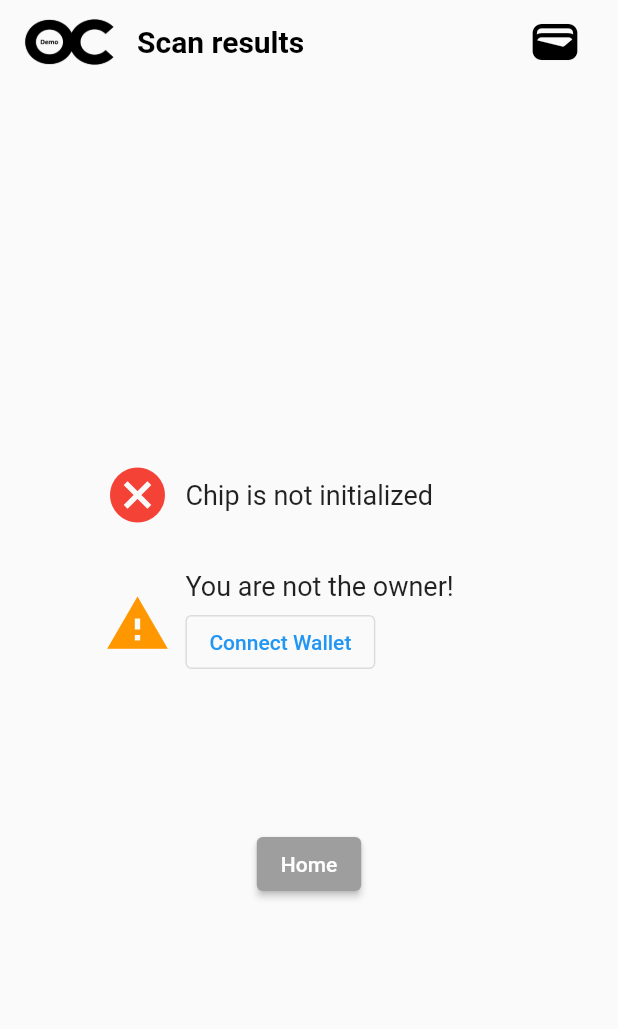
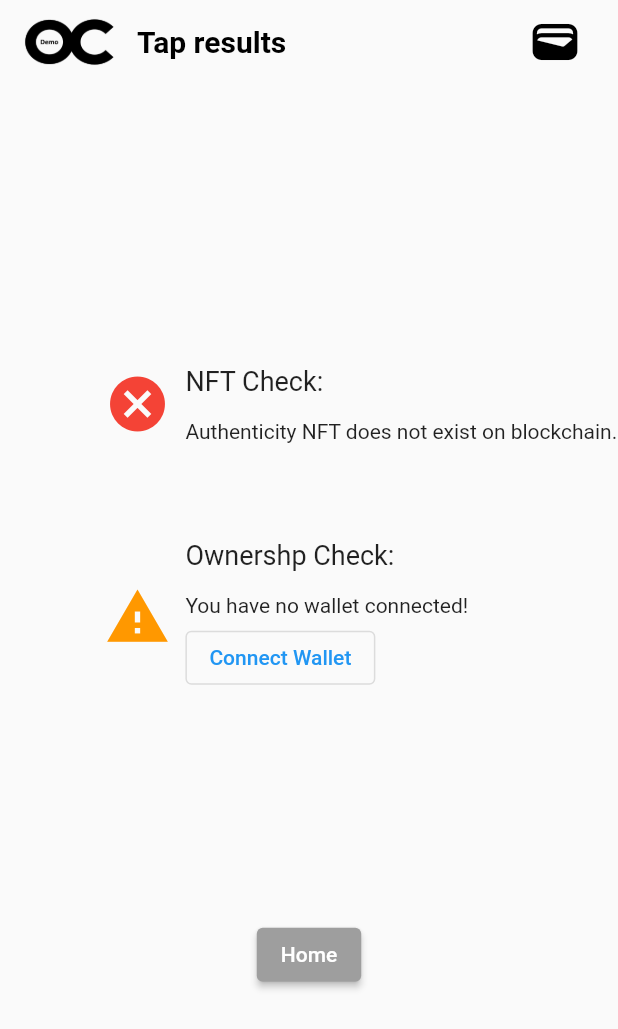
Before and after one commit to OwnerChip/oc-app, a Flutter app: the UserScanResultsScreen screen opened directly with empty values, on a phone screen of 412 x 824 dp. Shown: the top 1029 px of the screen. Run offline on Flutter 3.47's test engine with Material 2 defaults, Android fonts, the phone set to English and light mode, and no system bars; our stand-ins replace cross_file, dio, flutter_dotenv, image_picker; missing offline and left inert: nfc_manager, walletconnect_dart, walletconnect_secure_storage, web3dart.

Commit message:
implement conditional icons/texts for userscanresultsscreen

```diff
--- a/lib/screens/LoginScreen.dart
+++ b/lib/screens/LoginScreen.dart
@@ -55,8 +55,8 @@ class _LoginScreenState extends State<LoginScreen> {
               child: ElevatedButton(
                 onPressed: () => Navigator.pushNamed(
                     context, ScanningScreen.routeName,
-                    arguments: ScanningScreenArguments(
-                        '')), //TODO: Do i need to pass argument here?
+                    arguments: ScanningScreenArguments('',
+                        'Initialize Chip (1/3)')), //TODO: Do i need to pass empty string first argument here?
                 child: const Text('Initialize Chip'),
               ),
             ),
@@ -70,7 +70,8 @@ class _LoginScreenState extends State<LoginScreen> {
                 onPressed: () => Navigator.pushNamed(
                     context, ScanningScreen.routeName,
                     arguments: ScanningScreenArguments(
-                        UserScanResultsScreen.routeName)),
+                        UserScanResultsScreen.routeName,
+                        'Searching for chip...')),
                 child: const Text('Scan Item'),
               ),
             ),
--- a/lib/screens/ScanningScreen.dart
+++ b/lib/screens/ScanningScreen.dart
@@ -15,6 +15,7 @@ import 'UserScanResultsScreen.dart';
 import 'MetadataInputScreen.dart';
 import 'ChipAlreadyInitializedScreen.dart';
 import '../utils/navigation_arguments.dart';
+import '../utils/utils.dart';
 import '../nfc/commands.dart';
 import '../web3/web3.services.dart';
 import '../widgets/AppBarWithLogo.dart';
@@ -60,6 +61,9 @@ class _ScanningScreen extends State<ScanningScreen> {
 
         Uint8List GET_KEY_INFO = make_get_key_info_command(0x01);
         var responseGetKeyInfo = await isoDep.transceive(data: GET_KEY_INFO);
+        var uin8key = responseGetKeyInfo.sublist(9, 73); //get 64 bit public key
+        var uint8Address = publicKeyToAddress(uin8key);
+        var chipWalletAddress = makeHexFromUint8List(uint8Address);
 
         //check if first key does not exist yet exist
         if (responseGetKeyInfo[responseGetKeyInfo.length - 2] == 106 &&
@@ -90,8 +94,8 @@ class _ScanningScreen extends State<ScanningScreen> {
         if (navArgs.nextRoute == UserScanResultsScreen.routeName) {
           // ignore: use_build_context_synchronously
           Navigator.pushNamed(context, UserScanResultsScreen.routeName,
-              arguments:
-                  UserScanResultsScreenArguments(nftOwner, chipIsInitialized));
+              arguments: UserScanResultsScreenArguments(
+                  nftOwner, chipIsInitialized, tokenId, chipWalletAddress));
         } else {
           //navigate to ChipAlreadyInitializedScreen
           if (chipIsInitialized) {
@@ -126,6 +130,8 @@ class _ScanningScreen extends State<ScanningScreen> {
 
   @override
   Widget build(BuildContext context) {
+    final navArgs =
+        ModalRoute.of(context)!.settings.arguments as ScanningScreenArguments;
     return Scaffold(
       extendBodyBehindAppBar: true,
       appBar: AppBarWithLogo(
@@ -133,7 +139,7 @@ class _ScanningScreen extends State<ScanningScreen> {
             ? null
             : widget.connector!.session?.accounts![0].toLowerCase(),
         loginFunction: widget.loginWithMetaMask,
-        text: 'Initialize Chip (1/3)',
+        text: navArgs.scanningTitle,
       ),
       body: SafeArea(
           child: Center(
--- a/lib/screens/UserScanResultsScreen.dart
+++ b/lib/screens/UserScanResultsScreen.dart
@@ -2,6 +2,8 @@ import 'package:flutter/material.dart';
 import '../widgets/AppBarWithLogo.dart';
 import '../utils/navigation_arguments.dart';
 import 'package:walletconnect_dart/walletconnect_dart.dart';
+import 'package:flutter/services.dart';
+import 'package:url_launcher/url_launcher_string.dart';
 
 class UserScanResultsScreen extends StatelessWidget {
   const UserScanResultsScreen(
@@ -10,6 +12,11 @@ class UserScanResultsScreen extends StatelessWidget {
   final Function? loginWithMetaMask;
 
   static const routeName = '/user-scan-results';
+
+  Future<void> launchWallet() async {
+    await launchUrlString(connector!.session.toUri(),
+        mode: LaunchMode.externalApplication);
+  }
 
   @override
   Widget build(BuildContext context) {
@@ -20,7 +27,7 @@ class UserScanResultsScreen extends StatelessWidget {
         extendBodyBehindAppBar: true,
         appBar: AppBarWithLogo(
           loginFunction: loginWithMetaMask,
-          text: 'Scan results',
+          text: 'Tap results',
           connectedWallet: connector!.session?.accounts!.isEmpty == true
               ? null
               : connector!.session?.accounts![0].toLowerCase(),
@@ -54,15 +61,50 @@ class UserScanResultsScreen extends StatelessWidget {
                     child: Column(
                       crossAxisAlignment: CrossAxisAlignment.start,
                       children: [
+                        Text('NFT Check: ', style: TextStyle(fontSize: 18)),
+                        const SizedBox(height: 15),
                         navArgs.chipIsInitialized
-                            ? const Text('Chip is initialized',
-                                style: TextStyle(fontSize: 18))
-                            : const Text('Chip is not initialized',
-                                style: TextStyle(fontSize: 18)),
+                            ? Column(
+                                crossAxisAlignment: CrossAxisAlignment.start,
+                                children: [
+                                  const Text('Chip: Infineon Secora',
+                                      style: TextStyle(fontSize: 14)),
+                                  Text('ID: ${navArgs.tokenId}',
+                                      style: TextStyle(fontSize: 14)),
+                                  //display first 5 characters of wallet address as Text
+                                  Row(
+                                    children: [
+                                      Text(
+                                          'Chip Wallet: ${navArgs.chipWalletAddress.substring(0, 5)}...',
+                                          style: TextStyle(fontSize: 14)),
+                                      //icon that copies navargs.nftowner to clipboard
+                                      IconButton(
+                                          padding: EdgeInsets.zero,
+                                          constraints: BoxConstraints(),
+                                          iconSize: 20,
+                                          onPressed: () {
+                                            Clipboard.setData(ClipboardData(
+                                                text:
+                                                    navArgs.chipWalletAddress));
+                                            ScaffoldMessenger.of(context)
+                                                .showSnackBar(const SnackBar(
+                                                    content: Text(
+                                                        'Chip wallet address copied to clipboard')));
+                                          },
+                                          icon: const Icon(Icons.copy))
+                                    ],
+                                  )
+                                ],
+                              )
+                            : const Text(
+                                'Authenticity NFT does not exist on blockchain.',
+                                style: TextStyle(fontSize: 14)),
                       ],
                     )),
               ],
             ),
+            //spacing
+            const SizedBox(height: 40),
             Row(
               children: [
                 Expanded(
@@ -70,20 +112,26 @@ class UserScanResultsScreen extends StatelessWidget {
                     child: Row(
                         mainAxisAlignment: MainAxisAlignment.end,
                         children: [
-                          connector!.session.accounts.isNotEmpty &&
-                                  connector!.session.accounts![0]
-                                          .toLowerCase() ==
-                                      navArgs.nftOwner
-                              ? const Icon(
-                                  Icons.check_circle,
-                                  color: Colors.green,
-                                  size: 44,
-                                )
-                              : const Icon(
+                          connector!.session.accounts.isEmpty
+                              ? //no wallet connected
+                              const Icon(
                                   Icons.warning,
                                   color: Colors.orange,
                                   size: 44,
-                                ),
+                                )
+                              : connector!.session.accounts[0].toLowerCase() ==
+                                      navArgs.nftOwner
+                                  ? //you are the owner
+                                  const Icon(
+                                      Icons.check_circle,
+                                      color: Colors.green,
+                                      size: 44,
+                                    )
+                                  : const Icon(
+                                      Icons.cancel,
+                                      color: Colors.red,
+                                      size: 44,
+                                    ),
                           const SizedBox(width: 10),
                         ])),
                 Expanded(
@@ -91,16 +139,15 @@ class UserScanResultsScreen extends StatelessWidget {
                     child: Column(
                       crossAxisAlignment: CrossAxisAlignment.start,
                       children: [
-                        connector!.session!.accounts!.isNotEmpty &&
-                                connector!.session.accounts![0].toLowerCase() ==
-                                    navArgs.nftOwner
-                            ? const Text('You are the owner!',
-                                style: TextStyle(fontSize: 18))
-                            : Column(
+                        Text('Ownershp Check: ',
+                            style: const TextStyle(fontSize: 18)),
+                        const SizedBox(height: 15),
+                        connector!.session.accounts.isEmpty
+                            ? Column(
                                 crossAxisAlignment: CrossAxisAlignment.start,
                                 children: [
-                                  const Text('You are not the owner!',
-                                      style: TextStyle(fontSize: 18)),
+                                  const Text('You have no wallet connected!',
+                                      style: TextStyle(fontSize: 14)),
                                   const SizedBox(height: 3),
                                   connector!.session!.accounts!.isEmpty
                                       ? OutlinedButton(
@@ -111,11 +158,30 @@ class UserScanResultsScreen extends StatelessWidget {
                                       : Container()
                                 ],
                               )
+                            : connector!.session.accounts[0].toLowerCase() ==
+                                    navArgs.nftOwner
+                                ? Column(
+                                    crossAxisAlignment:
+                                        CrossAxisAlignment.start,
+                                    children: [
+                                      const Text(
+                                          'You are the owner of this NFT!',
+                                          style: TextStyle(fontSize: 14)),
+                                      const SizedBox(height: 3),
+                                      OutlinedButton(
+                                          onPressed: (() => {launchWallet()}),
+                                          child:
+                                              Text('Open wallet to view NFT'))
+                                    ],
+                                  )
+                                : const Text(
+                                    'There is no ownership NFT in your wallet.',
+                                    style: TextStyle(fontSize: 14)),
                       ],
                     )),
               ],
             ),
-            const SizedBox(height: 100),
+            const SizedBox(height: 150),
             ElevatedButton(
                 style: ElevatedButton.styleFrom(
                   backgroundColor: Colors.grey, // background
--- a/lib/utils/navigation_arguments.dart
+++ b/lib/utils/navigation_arguments.dart
@@ -3,14 +3,18 @@ import 'package:walletconnect_dart/walletconnect_dart.dart';
 
 class ScanningScreenArguments {
   final String nextRoute;
-  ScanningScreenArguments(this.nextRoute);
+  final String scanningTitle;
+  ScanningScreenArguments(this.nextRoute, this.scanningTitle);
 }
 
 class UserScanResultsScreenArguments {
   final String nftOwner;
   final bool chipIsInitialized;
+  final dynamic tokenId;
+  final String chipWalletAddress;
 
-  UserScanResultsScreenArguments(this.nftOwner, this.chipIsInitialized);
+  UserScanResultsScreenArguments(this.nftOwner, this.chipIsInitialized,
+      this.tokenId, this.chipWalletAddress);
 }
 
 class ChipAlreadyInitializedScreenArguments {
```
